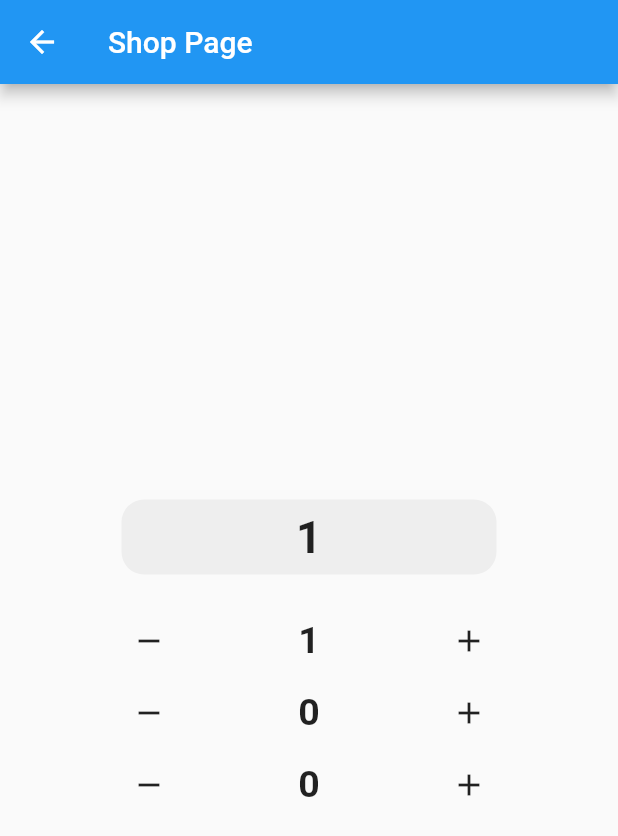
After one commit to rizkitirta/Flutter_GetX, a Flutter app: the ShopPage screen opened by its route, after a tap on the "add" icon, on a phone screen of 412 x 824 dp. The commit adds this screen. Shown: the top 836 px of the screen. Run offline on Flutter 3.47's test engine with Material 2 defaults, Android fonts, the phone set to English and light mode, and no system bars; our stand-ins replace get.

Commit message:
GetX Bindings

```diff
--- /dev/null
+++ b/flutter_getx/lib/bindings/shop_binding.dart
@@ -0,0 +1,12 @@
+import 'package:flutter_getx/controllers/shopController.dart';
+import 'package:get/get.dart';
+
+class shopBinding implements Bindings {
+  @override
+  void dependencies() {
+    // TODO: implement dependencies
+    Get.put(ShopController(), tag: 'total');
+    Get.create(() => ShopController());
+  }
+
+}
--- /dev/null
+++ b/flutter_getx/lib/controllers/shopController.dart
@@ -0,0 +1,9 @@
+import 'package:get/get.dart';
+
+
+class ShopController extends GetxController {
+  var qty = 0.obs;
+  var total = 0.obs;
+
+
+}
--- a/flutter_getx/lib/main.dart
+++ b/flutter_getx/lib/main.dart
@@ -1,9 +1,7 @@
 import 'package:flutter/cupertino.dart';
 import 'package:flutter/material.dart';
-import 'package:flutter_getx/controllers/countController.dart';
 import 'package:flutter_getx/routes/pages_route.dart';
-import 'package:flutter_getx/routes/routesNamed.dart';
-import 'package:flutter_getx/screens/screen_1.dart';
+import 'package:flutter_getx/screens/home_page.dart';
 // import 'package:flutter_getx/screens/screen_1.dart';
 import 'package:get/get.dart';
 
--- a/flutter_getx/lib/routes/pages_route.dart
+++ b/flutter_getx/lib/routes/pages_route.dart
@@ -1,17 +1,15 @@
+import 'package:flutter_getx/bindings/shop_binding.dart';
+import 'package:flutter_getx/controllers/shopController.dart';
 import 'package:flutter_getx/routes/routesNamed.dart';
-import 'package:flutter_getx/screens/screen_1.dart';
-import 'package:flutter_getx/screens/screen_2.dart';
-import 'package:flutter_getx/screens/screen_3.dart';
+import 'package:flutter_getx/screens/home_page.dart';
+import 'package:flutter_getx/screens/shop_page.dart';
+import 'package:get/get.dart';
 import 'package:get/get_navigation/src/routes/get_route.dart';
 
-import '../main.dart';
 
 class PagesRoute {
   static final pages = [
-    GetPage(name: RoutesNamed.home_page, page: () => HomePage()),
-    GetPage(name: RoutesNamed.product_page, page: () => Product()),
-    GetPage(name: RoutesNamed.product_page + '/:id?', page: () => DetailPage()),
-    GetPage(name: RoutesNamed.count_page, page: () => CountPage()),
-    // GetPage(name: RoutesNamed.text_page, page: () => TextPage()),
+    GetPage(name: RoutesNamed.home_page, page: () => HomePage() ),
+    GetPage(name: RoutesNamed.shop_page, page: () => ShopPage(),binding: shopBinding()),
   ];
 }
--- a/flutter_getx/lib/routes/routesNamed.dart
+++ b/flutter_getx/lib/routes/routesNamed.dart
@@ -1,6 +1,4 @@
 abstract class RoutesNamed {
   static const home_page = '/';
-  static const product_page = '/product';
-  static const count_page = '/count';
-  static const text_page = '/text';
+  static const shop_page = '/shop';
 }
--- a/flutter_getx/lib/screens/screen_3.dart
+++ b/flutter_getx/lib/screens/home_page.dart
@@ -1,20 +1,21 @@
 import 'package:flutter/material.dart';
+import 'package:flutter_getx/routes/routesNamed.dart';
 import 'package:get/get.dart';
 
-class DetailPage extends StatelessWidget {
+class HomePage extends StatelessWidget {
   @override
   Widget build(BuildContext context) {
     return Scaffold(
       appBar: AppBar(
-        title: Text(" Detail Product ID ${Get.parameters}"),
+        title: Text("Home"),
       ),
       body: Center(
         child: Column(
           mainAxisAlignment: MainAxisAlignment.center,
           children: [
-            Text("Product Id ${Get.parameters['id']}"),
-            Text("Product Name ${Get.parameters['ukuran']}"),
-            ElevatedButton(onPressed: () => Get.back(), child: Text("Back <<")),
+            ElevatedButton(
+                onPressed: () => Get.toNamed(RoutesNamed.shop_page),
+                child: Text("Shop>>")),
           ],
         ),
       ),
--- /dev/null
+++ b/flutter_getx/lib/screens/shop_item.dart
@@ -0,0 +1,36 @@
+import 'package:flutter_getx/controllers/shopController.dart';
+import 'package:get/get.dart';
+import 'package:flutter/material.dart';
+
+class shop_item extends StatelessWidget {
+  final shopC = Get.find<ShopController>();
+
+  @override
+  Widget build(BuildContext context) {
+    return Row(
+      mainAxisAlignment: MainAxisAlignment.spaceEvenly,
+      children: [
+        IconButton(
+            onPressed: () {
+              if (shopC.qty.value >= 1) {
+                shopC.qty.value--;
+                Get.find<ShopController>(tag: 'total').total.value--;
+              }
+            },
+            icon: Icon(Icons.remove)),
+        Obx(
+          () => Text(
+            "${shopC.qty}",
+            style: TextStyle(fontWeight: FontWeight.bold, fontSize: 25),
+          ),
+        ),
+        IconButton(
+            onPressed: () {
+              shopC.qty.value++;
+              Get.find<ShopController>(tag: 'total').total.value++;
+            },
+            icon: Icon(Icons.add)),
+      ],
+    );
+  }
+}
--- /dev/null
+++ b/flutter_getx/lib/screens/shop_page.dart
@@ -0,0 +1,45 @@
+import 'package:flutter/material.dart';
+import 'package:flutter_getx/controllers/shopController.dart';
+import 'package:flutter_getx/screens/shop_item.dart';
+import 'package:get/get.dart';
+
+class ShopPage extends StatelessWidget {
+  // final total = Get.put(ShopController(), tag: 'total');
+  // final qtyC = Get.create(() => ShopController());
+  final total = Get.find<ShopController>(tag:'total');
+
+  @override
+  Widget build(BuildContext context) {
+    return Scaffold(
+      appBar: AppBar(
+        title: Text("Shop Page"),
+      ),
+      body: Center(
+        child: Column(
+          mainAxisAlignment: MainAxisAlignment.center,
+          children: [
+            Container(
+              height: 50,
+              width: 250,
+              decoration: BoxDecoration(
+                  borderRadius: BorderRadius.circular(15),
+                  color: Colors.grey[200]),
+              child: Center(
+                  child: Obx(() => Text(
+                        "${total.total.value}",
+                        style: TextStyle(
+                            fontSize: 30, fontWeight: FontWeight.bold),
+                      ))),
+            ),
+            SizedBox(
+              height: 20,
+            ),
+            shop_item(),
+            shop_item(),
+            shop_item(),
+          ],
+        ),
+      ),
+    );
+  }
+}
```
Also changed, not shown: flutter_getx/lib/controllers/countController.dart (deleted, +0 -32 lines), flutter_getx/lib/screens/screen_1.dart (deleted, +0 -84 lines), flutter_getx/lib/screens/screen_2.dart (deleted, +0 -24 lines).
